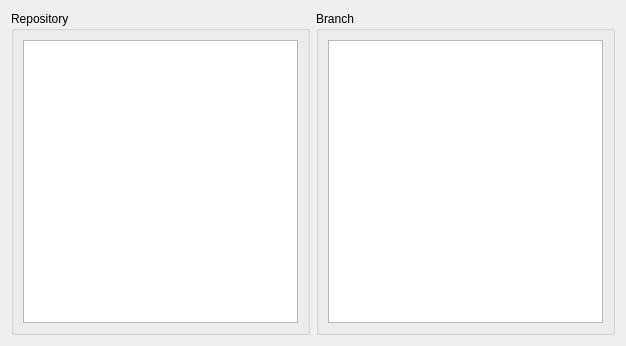
Above: lib/widgets/RepositoryManagerCard/design/RepositoryManagerCardUI.ui from xaprier/XFakeContrib before the change. Below: the same form after it.
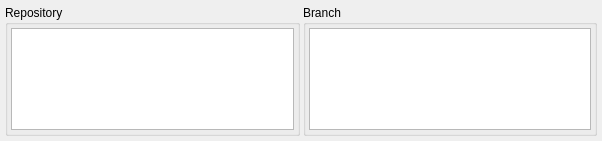
That is the form after the change.

Commit message:
Updated cards, layouts and more
Created connections between cards
Updated layout
Updated MainWindow
Updated resources

The edit to the form file:
```diff
--- a/lib/widgets/RepositoryManagerCard/design/RepositoryManagerCardUI.ui
+++ b/lib/widgets/RepositoryManagerCard/design/RepositoryManagerCardUI.ui
@@ -6,22 +6,73 @@
    <rect>
     <x>0</x>
     <y>0</y>
-    <width>626</width>
-    <height>346</height>
+    <width>602</width>
+    <height>141</height>
    </rect>
   </property>
+  <property name="sizePolicy">
+   <sizepolicy hsizetype="Minimum" vsizetype="Preferred">
+    <horstretch>0</horstretch>
+    <verstretch>0</verstretch>
+   </sizepolicy>
+  </property>
   <property name="windowTitle">
    <string>Repository Manager Card</string>
   </property>
   <layout class="QGridLayout" name="gridLayout">
+   <property name="leftMargin">
+    <number>5</number>
+   </property>
+   <property name="topMargin">
+    <number>5</number>
+   </property>
+   <property name="rightMargin">
+    <number>5</number>
+   </property>
+   <property name="bottomMargin">
+    <number>5</number>
+   </property>
+   <property name="spacing">
+    <number>3</number>
+   </property>
    <item row="0" column="1">
     <widget class="QGroupBox" name="branchGroupBox">
+     <property name="sizePolicy">
+      <sizepolicy hsizetype="Minimum" vsizetype="Preferred">
+       <horstretch>0</horstretch>
+       <verstretch>0</verstretch>
+      </sizepolicy>
+     </property>
      <property name="title">
       <string>Branch</string>
      </property>
      <layout class="QVBoxLayout" name="verticalLayout_2">
+      <property name="spacing">
+       <number>3</number>
+      </property>
+      <property name="sizeConstraint">
+       <enum>QLayout::SizeConstraint::SetMinimumSize</enum>
+      </property>
+      <property name="leftMargin">
+       <number>3</number>
+      </property>
+      <property name="topMargin">
+       <number>3</number>
+      </property>
+      <property name="rightMargin">
+       <number>3</number>
+      </property>
+      <property name="bottomMargin">
+       <number>3</number>
+      </property>
       <item>
        <widget class="QListWidget" name="branchListWidget">
+        <property name="sizePolicy">
+         <sizepolicy hsizetype="Minimum" vsizetype="Preferred">
+          <horstretch>0</horstretch>
+          <verstretch>0</verstretch>
+         </sizepolicy>
+        </property>
         <property name="editTriggers">
          <set>QAbstractItemView::DoubleClicked|QAbstractItemView::EditKeyPressed|QAbstractItemView::SelectedClicked</set>
         </property>
@@ -38,12 +89,42 @@
    </item>
    <item row="0" column="0">
     <widget class="QGroupBox" name="repositoryGroupBox">
+     <property name="sizePolicy">
+      <sizepolicy hsizetype="Minimum" vsizetype="Preferred">
+       <horstretch>0</horstretch>
+       <verstretch>0</verstretch>
+      </sizepolicy>
+     </property>
      <property name="title">
       <string>Repository</string>
      </property>
      <layout class="QVBoxLayout" name="verticalLayout">
+      <property name="spacing">
+       <number>3</number>
+      </property>
+      <property name="sizeConstraint">
+       <enum>QLayout::SizeConstraint::SetMinimumSize</enum>
+      </property>
+      <property name="leftMargin">
+       <number>3</number>
+      </property>
+      <property name="topMargin">
+       <number>3</number>
+      </property>
+      <property name="rightMargin">
+       <number>3</number>
+      </property>
+      <property name="bottomMargin">
+       <number>3</number>
+      </property>
       <item>
        <widget class="QListWidget" name="repositoryListWidget">
+        <property name="sizePolicy">
+         <sizepolicy hsizetype="Minimum" vsizetype="Preferred">
+          <horstretch>0</horstretch>
+          <verstretch>0</verstretch>
+         </sizepolicy>
+        </property>
         <property name="editTriggers">
          <set>QAbstractItemView::DoubleClicked|QAbstractItemView::EditKeyPressed|QAbstractItemView::SelectedClicked</set>
         </property>
```
Left out of the diff: 18 changed lines with no effect on the pictures. The commit also changes 55 other files.
